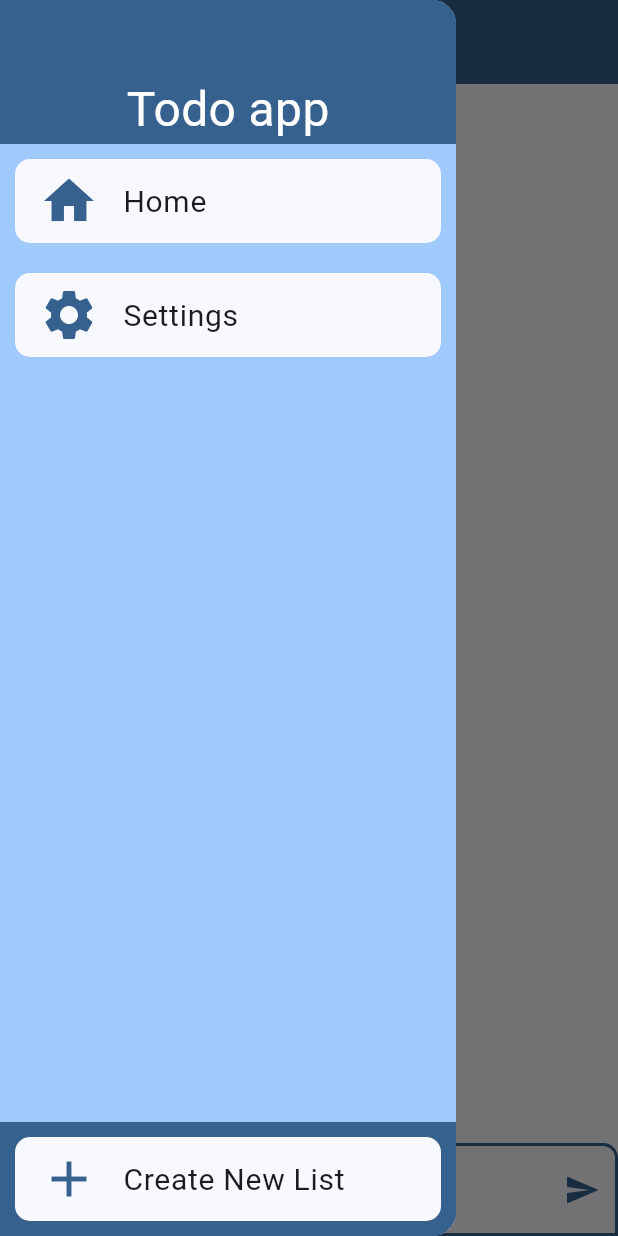
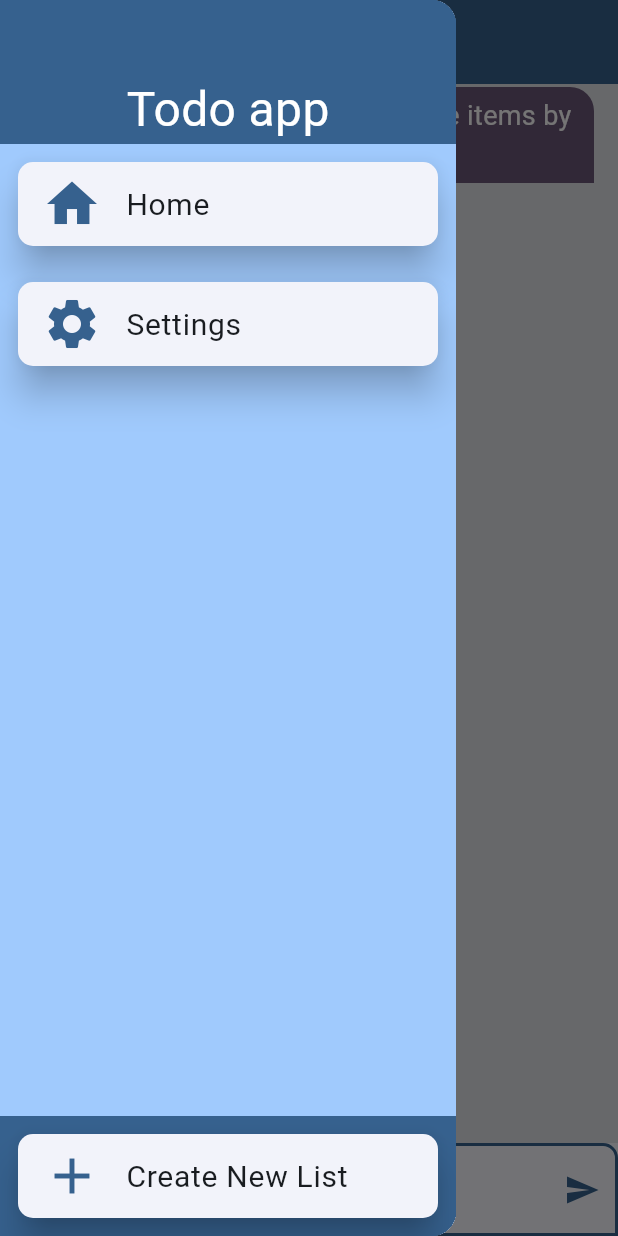
Before and after one commit to Skippyoftedal/IDATT2506_Project, a Flutter app: the screen it shows after launch, with the side drawer open, on a phone screen of 412 x 824 dp. Run offline on Flutter 3.47's test engine with Material 3 defaults, Android fonts, the phone set to English and light mode, and no system bars; our stand-ins replace chat_bubbles, confetti, flutter_fadein.

Commit message:
improve list view styling - add error message for empty list - shadow and use of theme colors

```diff
--- a/lib/pages/list_page.dart
+++ b/lib/pages/list_page.dart
@@ -1,5 +1,6 @@
 import 'dart:developer';
 
+import 'package:chat_bubbles/bubbles/bubble_special_three.dart';
 import 'package:flutter/material.dart';
 import 'package:idatt2506_project/services/list_service.dart';
 import 'package:idatt2506_project/model/todo_item.dart';
@@ -30,21 +31,17 @@ class _ListPageState extends State<ListPage> {
           : Column(
               children: [
                 if (todoList?.isTotallyEmpty() ?? false)
-                  SizedBox(
-                    width: MediaQuery.of(context).size.width * 0.5,
-                    child: const Text(
-                      "The list is empty! Add some items by typing in the textbox 😉",
-                      textAlign: TextAlign.center,
-                      style: TextStyle(
-                        fontSize: 20
-                      ),
-                    ),
-                  ),
+                  Container(
+                      color: Theme.of(context)
+                          .colorScheme
+                          .surfaceContainerHighest,
+                      child: listIsEmptyMessage()),
                 if (todoList != null)
                   Expanded(
                     child: Container(
                       height: 200,
-                      color: Theme.of(context).colorScheme.surface,
+                      color:
+                          Theme.of(context).colorScheme.surfaceContainerHighest,
                       child: ItemView(
                           todoList: todoList!, onUpdateList: updateList),
                     ),
@@ -77,6 +74,15 @@ class _ListPageState extends State<ListPage> {
                 ),
               ],
             ),
+    );
+  }
+
+  Widget listIsEmptyMessage() {
+    return BubbleSpecialThree(
+      text: "The list is empty! Add some items by typing in the textbox 😉",
+      color: Theme.of(context).colorScheme.tertiary,
+      textStyle: TextStyle(
+          color: Theme.of(context).colorScheme.onTertiary, fontSize: 18),
     );
   }
 
--- a/lib/view/navigation/route_widget.dart
+++ b/lib/view/navigation/route_widget.dart
@@ -12,12 +12,14 @@ class RouteWidget extends StatelessWidget {
   Widget build(BuildContext context) {
     return GestureDetector(
       onTap: () => navigate(context),
-      child: Container(
-        margin: const EdgeInsets.only(bottom: 10, left: 10, right: 10, top: 10),
-        decoration: BoxDecoration(
-          color: Theme.of(context).colorScheme.surface,
-          borderRadius: const BorderRadius.all(Radius.circular(10))
+        child: Padding(
+          padding: const EdgeInsets.all(8.0),
+          child: Card(
+            elevation: 10,
+            shape: RoundedRectangleBorder(
+              borderRadius: BorderRadius.circular(10),
             ),
+            clipBehavior: Clip.antiAlias,
             child: ListTile(
               leading: Icon(
                 route.icon,
@@ -26,6 +28,7 @@ class RouteWidget extends StatelessWidget {
               ),
               title: Text(route.prettyName),
               trailing: trailing,
+            ),
           ),
         ),
     );
--- a/pubspec.yaml
+++ b/pubspec.yaml
@@ -33,6 +33,8 @@ dependencies:
   collection: ^1.16.0
   flutter_fadein: ^2.0.0
   confetti: ^0.8.0
+  chat_bubbles: ^1.6.0
+
 
 
 
```
Also changed, not shown: lib/view/todo/todo_item_widget.dart (+32 -28 lines), pubspec.lock. Lines whose indentation alone changed are shown as unchanged.
